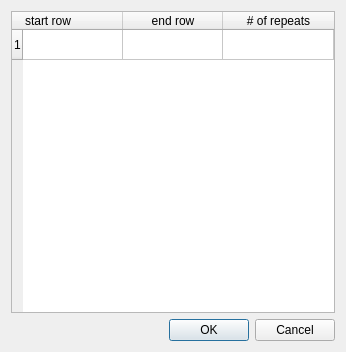
The window that sconcho/gui/ui/pattern_row_repeat_editor_dialog.ui (haskelladdict/sconcho) describes before a commit, drawn with Qt 5.
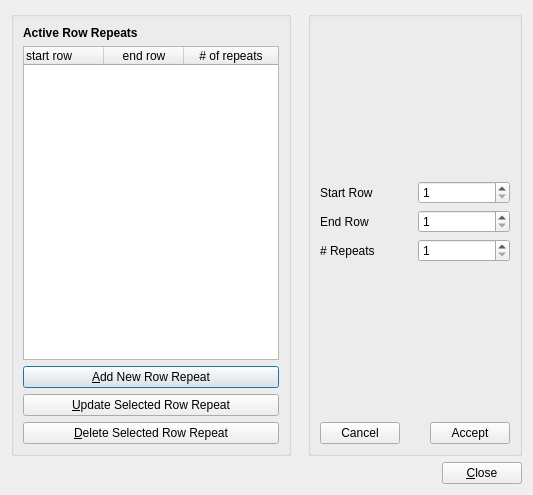
The same window after the commit.

Commit message: Added patter row repeat dialog and infrastructure.

What changed in the file:
```diff
--- a/sconcho/gui/ui/pattern_row_repeat_editor_dialog.ui
+++ b/sconcho/gui/ui/pattern_row_repeat_editor_dialog.ui
@@ -6,18 +6,54 @@
    <rect>
     <x>0</x>
     <y>0</y>
-    <width>346</width>
-    <height>352</height>
+    <width>533</width>
+    <height>495</height>
    </rect>
   </property>
   <property name="windowTitle">
    <string>Pattern Row Repeat Editor</string>
   </property>
+  <layout class="QVBoxLayout" name="verticalLayout_2">
+   <item>
+    <layout class="QHBoxLayout" name="horizontalLayout_3">
+     <item>
+      <widget class="QGroupBox" name="controlGrouper">
+       <property name="sizePolicy">
+        <sizepolicy hsizetype="Fixed" vsizetype="Preferred">
+         <horstretch>0</horstretch>
+         <verstretch>0</verstretch>
+        </sizepolicy>
+       </property>
+       <property name="maximumSize">
+        <size>
+         <width>16777215</width>
+         <height>16777215</height>
+        </size>
+       </property>
   <layout class="QVBoxLayout" name="verticalLayout">
    <item>
-    <widget class="QTableWidget" name="tableWidget">
+         <widget class="QLabel" name="label">
+          <property name="text">
+           <string>&lt;b&gt;Active Row Repeats&lt;/b&gt;</string>
+          </property>
+         </widget>
+        </item>
+        <item>
+         <widget class="QTableWidget" name="repeatWidget">
+          <property name="editTriggers">
+           <set>QAbstractItemView::NoEditTriggers</set>
+          </property>
+          <property name="alternatingRowColors">
+           <bool>true</bool>
+          </property>
+          <property name="selectionMode">
+           <enum>QAbstractItemView::SingleSelection</enum>
+          </property>
+          <property name="selectionBehavior">
+           <enum>QAbstractItemView::SelectRows</enum>
+          </property>
      <property name="rowCount">
-      <number>1</number>
+           <number>0</number>
      </property>
      <property name="columnCount">
       <number>3</number>
@@ -26,12 +62,11 @@
       <bool>true</bool>
      </attribute>
      <attribute name="horizontalHeaderDefaultSectionSize">
-      <number>100</number>
+           <number>80</number>
      </attribute>
      <attribute name="horizontalHeaderStretchLastSection">
       <bool>true</bool>
      </attribute>
-     <row/>
      <column>
       <property name="text">
        <string>start row</string>
@@ -53,16 +88,195 @@
     </widget>
    </item>
    <item>
-    <widget class="QDialogButtonBox" name="buttonBox">
+         <widget class="QPushButton" name="addRepeatButton">
+          <property name="text">
+           <string>&amp;Add New Row Repeat</string>
+          </property>
+         </widget>
+        </item>
+        <item>
+         <widget class="QPushButton" name="updateRepeatButton">
+          <property name="text">
+           <string>&amp;Update Selected Row Repeat</string>
+          </property>
+         </widget>
+        </item>
+        <item>
+         <widget class="QPushButton" name="deleteRepeatButton">
+          <property name="text">
+           <string>&amp;Delete Selected Row Repeat</string>
+          </property>
+         </widget>
+        </item>
+       </layout>
+      </widget>
+     </item>
+     <item>
+      <spacer name="horizontalSpacer">
      <property name="orientation">
       <enum>Qt::Horizontal</enum>
      </property>
-     <property name="standardButtons">
-      <set>QDialogButtonBox::Cancel|QDialogButtonBox::Ok</set>
-     </property>
-    </widget>
-   </item>
-  </layout>
+       <property name="sizeHint" stdset="0">
+        <size>
+         <width>28</width>
+         <height>20</height>
+        </size>
+       </property>
+      </spacer>
+     </item>
+     <item>
+      <widget class="QGroupBox" name="entryGrouper">
+       <property name="enabled">
+        <bool>true</bool>
+       </property>
+       <layout class="QGridLayout" name="gridLayout">
+        <item row="0" column="0">
+         <spacer name="verticalSpacer_3">
+          <property name="orientation">
+           <enum>Qt::Vertical</enum>
+          </property>
+          <property name="sizeHint" stdset="0">
+           <size>
+            <width>20</width>
+            <height>139</height>
+           </size>
+          </property>
+         </spacer>
+        </item>
+        <item row="1" column="0">
+         <widget class="QLabel" name="label_2">
+          <property name="text">
+           <string>Start Row</string>
+          </property>
+         </widget>
+        </item>
+        <item row="1" column="1">
+         <widget class="QSpinBox" name="startRowSpinner">
+          <property name="minimum">
+           <number>1</number>
+          </property>
+          <property name="maximum">
+           <number>1000</number>
+          </property>
+         </widget>
+        </item>
+        <item row="2" column="0">
+         <widget class="QLabel" name="label_3">
+          <property name="text">
+           <string>End Row</string>
+          </property>
+         </widget>
+        </item>
+        <item row="2" column="1">
+         <widget class="QSpinBox" name="endRowSpinner">
+          <property name="minimum">
+           <number>1</number>
+          </property>
+          <property name="maximum">
+           <number>1000</number>
+          </property>
+          <property name="value">
+           <number>1</number>
+          </property>
+         </widget>
+        </item>
+        <item row="3" column="0">
+         <widget class="QLabel" name="label_4">
+          <property name="text">
+           <string># Repeats</string>
+          </property>
+         </widget>
+        </item>
+        <item row="3" column="1">
+         <widget class="QSpinBox" name="repeatSpinner">
+          <property name="minimum">
+           <number>1</number>
+          </property>
+          <property name="maximum">
+           <number>1000</number>
+          </property>
+         </widget>
+        </item>
+        <item row="4" column="1">
+         <spacer name="verticalSpacer">
+          <property name="orientation">
+           <enum>Qt::Vertical</enum>
+          </property>
+          <property name="sizeHint" stdset="0">
+           <size>
+            <width>20</width>
+            <height>139</height>
+           </size>
+          </property>
+         </spacer>
+        </item>
+        <item row="5" column="0" colspan="2">
+         <layout class="QHBoxLayout" name="horizontalLayout">
+          <item>
+           <widget class="QPushButton" name="cancelButton">
+            <property name="text">
+             <string>Cancel</string>
+            </property>
+           </widget>
+          </item>
+          <item>
+           <spacer name="horizontalSpacer_3">
+            <property name="orientation">
+             <enum>Qt::Horizontal</enum>
+            </property>
+            <property name="sizeHint" stdset="0">
+             <size>
+              <width>40</width>
+              <height>20</height>
+             </size>
+            </property>
+           </spacer>
+          </item>
+          <item>
+           <widget class="QPushButton" name="acceptButton">
+            <property name="text">
+             <string>Accept</string>
+            </property>
+           </widget>
+          </item>
+         </layout>
+        </item>
+       </layout>
+      </widget>
+     </item>
+    </layout>
+   </item>
+   <item>
+    <layout class="QHBoxLayout" name="horizontalLayout_2">
+     <item>
+      <spacer name="horizontalSpacer_2">
+       <property name="orientation">
+        <enum>Qt::Horizontal</enum>
+       </property>
+       <property name="sizeHint" stdset="0">
+        <size>
+         <width>40</width>
+         <height>20</height>
+        </size>
+       </property>
+      </spacer>
+     </item>
+     <item>
+      <widget class="QPushButton" name="closeButton">
+       <property name="text">
+        <string>&amp;Close</string>
+       </property>
+      </widget>
+     </item>
+    </layout>
+   </item>
+  </layout>
+  <zorder>closeButton</zorder>
+  <zorder>horizontalSpacer_2</zorder>
+  <zorder>controlGrouper</zorder>
+  <zorder>closeButton</zorder>
+  <zorder>entryGrouper</zorder>
+  <zorder>horizontalSpacer</zorder>
  </widget>
  <resources/>
  <connections>
```
Left out of the diff: 39 changed lines with no effect on the pictures. Lines whose indentation alone changed are shown as unchanged. The commit also changes 18 other files.
